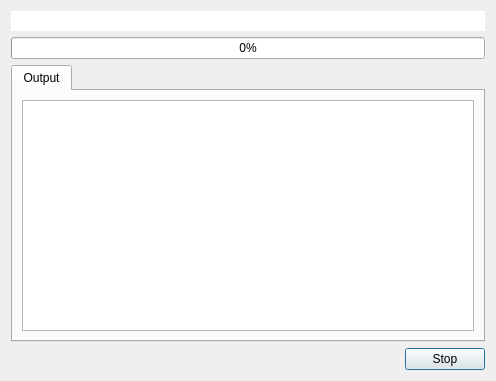
Before: the Qt Designer form src/gui/dialogs/runnerdialog.ui in KDE/kommit, drawn with Qt 5.
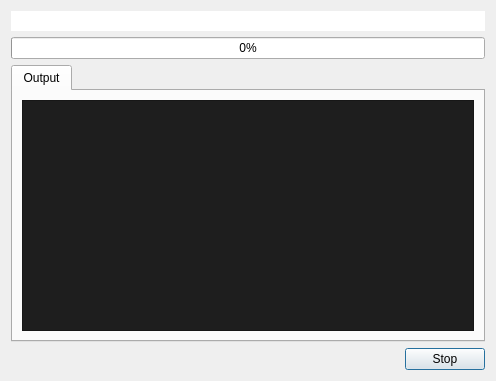
After: the same form once the commit is applied. Icons and pictures are not drawn.

Commit message: Change from palette to style sheet

What changed in the file:
```diff
--- a/src/gui/dialogs/runnerdialog.ui
+++ b/src/gui/dialogs/runnerdialog.ui
@@ -47,77 +47,16 @@
       <layout class="QVBoxLayout" name="verticalLayout">
        <item>
         <widget class="QTextBrowser" name="textBrowser">
-         <property name="palette">
-          <palette>
-           <active>
-            <colorrole role="Text">
-             <brush brushstyle="SolidPattern">
-              <color alpha="255">
-               <red>254</red>
-               <green>254</green>
-               <blue>254</blue>
-              </color>
-             </brush>
-            </colorrole>
-            <colorrole role="Base">
-             <brush brushstyle="SolidPattern">
-              <color alpha="255">
-               <red>42</red>
-               <green>42</green>
-               <blue>42</blue>
-              </color>
-             </brush>
-            </colorrole>
-           </active>
-           <inactive>
-            <colorrole role="Text">
-             <brush brushstyle="SolidPattern">
-              <color alpha="255">
-               <red>35</red>
-               <green>38</green>
-               <blue>41</blue>
-              </color>
-             </brush>
-            </colorrole>
-            <colorrole role="Base">
-             <brush brushstyle="SolidPattern">
-              <color alpha="255">
-               <red>255</red>
-               <green>255</green>
-               <blue>255</blue>
-              </color>
-             </brush>
-            </colorrole>
-           </inactive>
-           <disabled>
-            <colorrole role="Text">
-             <brush brushstyle="SolidPattern">
-              <color alpha="255">
-               <red>126</red>
-               <green>126</green>
-               <blue>126</blue>
-              </color>
-             </brush>
-            </colorrole>
-            <colorrole role="Base">
-             <brush brushstyle="SolidPattern">
-              <color alpha="255">
-               <red>252</red>
-               <green>252</green>
-               <blue>252</blue>
-              </color>
-             </brush>
-            </colorrole>
-           </disabled>
-          </palette>
-         </property>
          <property name="font">
           <font>
            <family>Monospace</family>
           </font>
          </property>
          <property name="styleSheet">
-          <string notr="true"/>
+          <string notr="true">QTextBrowser {
+background-color: rgb(30, 30, 30);
+color: rgb(245, 245, 245);
+}</string>
          </property>
          <property name="lineWrapMode">
           <enum>QTextEdit::NoWrap</enum>
```
